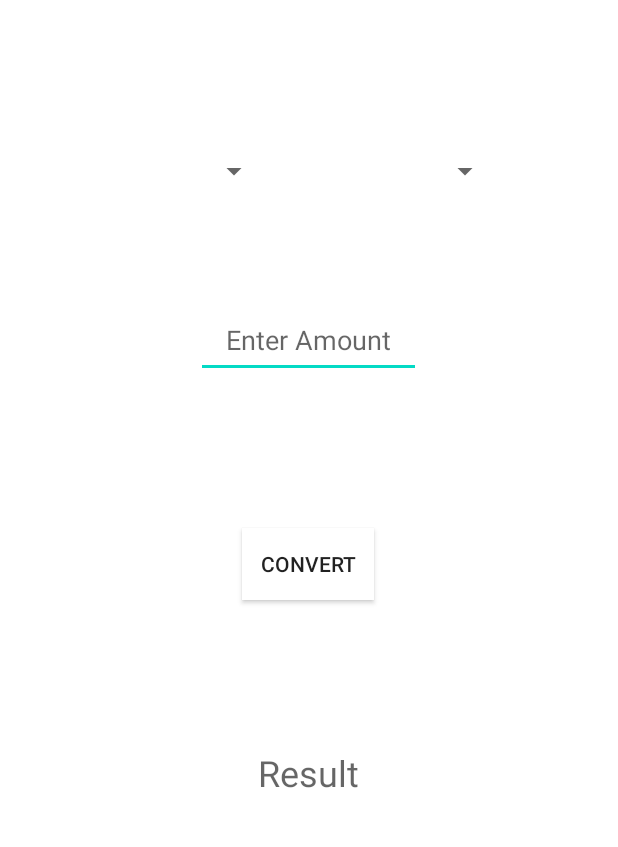
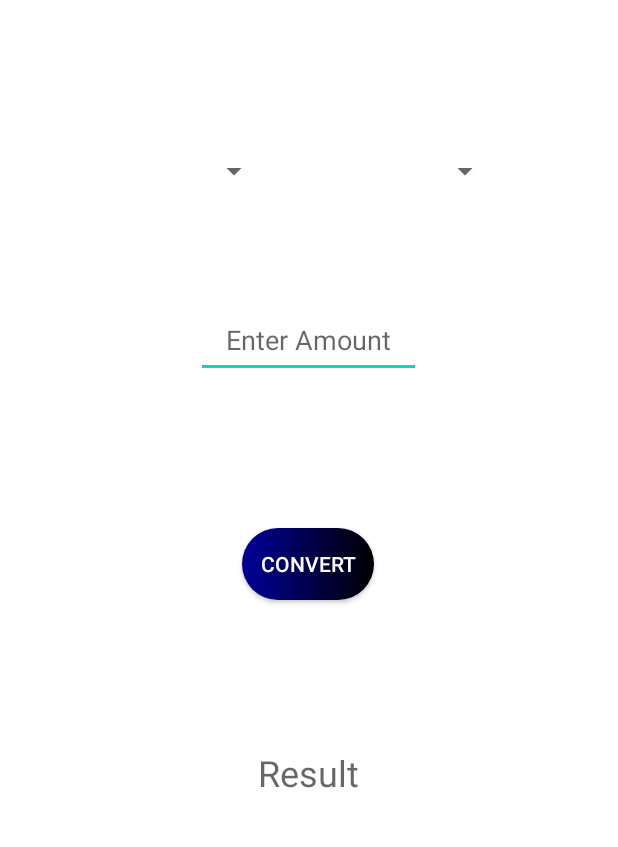
Before and after one commit to Jay-Mehta-13/CurrencyConverter2, an Android app: the screen it shows after launch (MainActivity), after a tap on "CONVERT", on a phone screen of 412 x 824 dp, the part 227-1074 px from its top. Run offline under Robolectric (Android 15) with nearby library versions, the phone set to English and light mode, and no system bars; 8 statements that could not run were skipped.

Commit message:
Running app with button animation and sound.

```diff
--- a/app/src/main/java/com/example/currencyconverter2/MainActivity.java
+++ b/app/src/main/java/com/example/currencyconverter2/MainActivity.java
@@ -2,10 +2,14 @@ package com.example.currencyconverter2;
 
 import androidx.appcompat.app.AppCompatActivity;
 
+import android.media.MediaPlayer;
 import android.os.Bundle;
 import android.view.View;
+import android.view.animation.Animation;
+import android.view.animation.AnimationUtils;
 import android.widget.AdapterView;
 import android.widget.ArrayAdapter;
+import android.widget.Button;
 import android.widget.EditText;
 import android.widget.Spinner;
 import android.widget.SpinnerAdapter;
@@ -38,6 +42,7 @@ public class MainActivity extends AppCompatActivity implements AdapterView.OnIte
     public String Curr1;
     public String Curr2;
     public TextView Result;
+    public Button Convert;
 
     @Override
     protected void onCreate(Bundle savedInstanceState) {
@@ -66,13 +71,20 @@ public class MainActivity extends AppCompatActivity implements AdapterView.OnIte
         int spinnerPosition2 = adapter.getPosition("INR");
         List2.setSelection(spinnerPosition2);
         List2.setOnItemSelectedListener(this);
-
     }
 
     public void startThread(View view)
     {
         RateThread runnable2 = new RateThread();
         new Thread(runnable2).start();
+
+        Convert = findViewById(R.id.Convert);
+        final Animation animation = AnimationUtils.loadAnimation(this, R.anim.bounce);
+        MyBounceInterpolator interpolator = new MyBounceInterpolator(0.5, 20);
+        animation.setInterpolator(interpolator);
+        Convert.startAnimation(animation);
+        final MediaPlayer mp = MediaPlayer.create(this, R.raw.sample);
+        mp.start();
     }
 
     @Override
--- /dev/null
+++ b/app/src/main/res/drawable-v24/custom_button.xml
@@ -0,0 +1,5 @@
+<?xml version="1.0" encoding="utf-8"?>
+<shape xmlns:android="http://schemas.android.com/apk/res/android" android:shape="rectangle">
+    <gradient android:startColor="#000099" android:endColor="@color/black" android:type="linear"></gradient>
+    <corners android:radius="200dp"/>
+</shape>
--- a/app/src/main/res/layout/activity_main.xml
+++ b/app/src/main/res/layout/activity_main.xml
@@ -63,8 +63,9 @@
         android:id="@+id/Convert"
         android:layout_width="wrap_content"
         android:layout_height="wrap_content"
-        android:background="#FFFFFF"
+        android:background="@drawable/custom_button"
         android:text="Convert"
+        android:textColor="#FFFFFF"
         app:layout_constraintBottom_toBottomOf="parent"
         app:layout_constraintEnd_toEndOf="parent"
         app:layout_constraintHorizontal_bias="0.498"
```
